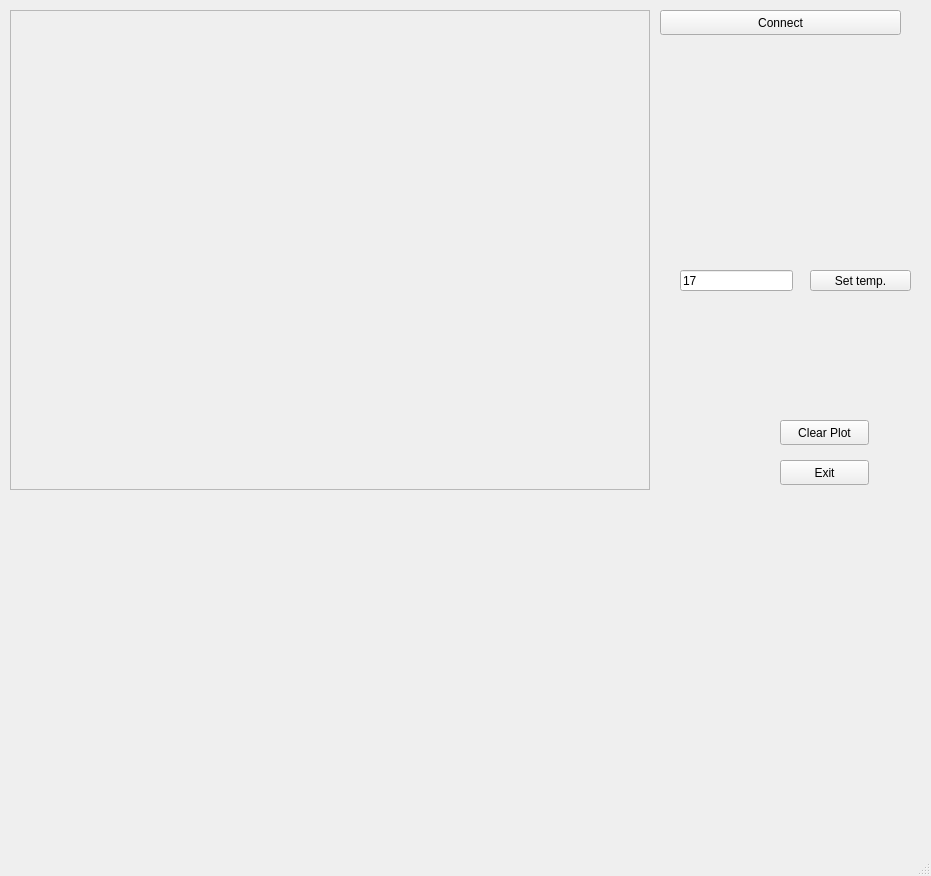
Qt form src/gui/experiment.ui (gfogwill/FrESH) before a commit.
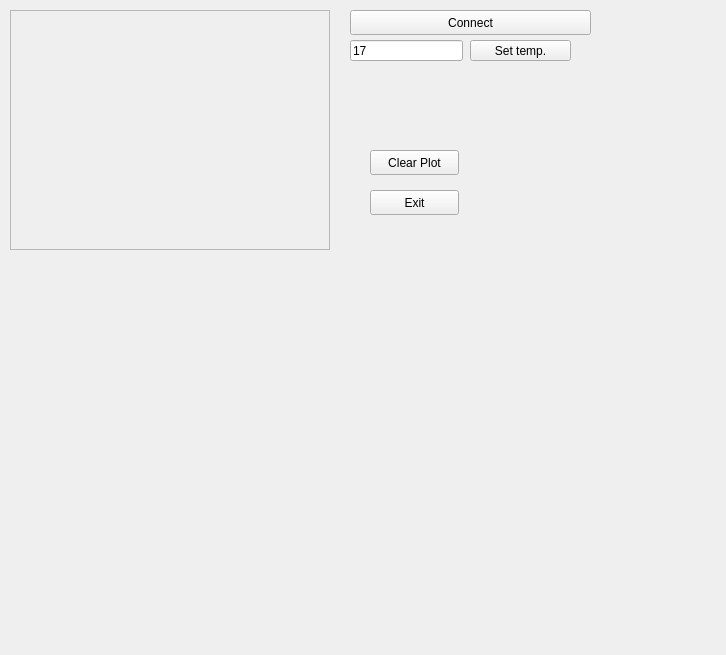
The same form after that commit. Custom widgets are drawn as their Qt base class.

Patch:
```diff
--- a/src/gui/experiment.ui
+++ b/src/gui/experiment.ui
@@ -6,8 +6,8 @@
    <rect>
     <x>0</x>
     <y>0</y>
-    <width>931</width>
-    <height>876</height>
+    <width>726</width>
+    <height>655</height>
    </rect>
   </property>
   <property name="sizePolicy">
@@ -24,17 +24,17 @@
     <property name="geometry">
      <rect>
       <x>10</x>
-      <y>530</y>
-      <width>891</width>
-      <height>251</height>
+      <y>300</y>
+      <width>681</width>
+      <height>301</height>
      </rect>
     </property>
    </widget>
    <widget class="QLineEdit" name="temp_set">
     <property name="geometry">
      <rect>
-      <x>680</x>
-      <y>270</y>
+      <x>350</x>
+      <y>40</y>
       <width>113</width>
       <height>21</height>
      </rect>
@@ -46,7 +46,7 @@
    <widget class="QPushButton" name="connectButton">
     <property name="geometry">
      <rect>
-      <x>660</x>
+      <x>350</x>
       <y>10</y>
       <width>241</width>
       <height>25</height>
@@ -59,8 +59,8 @@
    <widget class="QPushButton" name="exitButton">
     <property name="geometry">
      <rect>
-      <x>780</x>
-      <y>460</y>
+      <x>370</x>
+      <y>190</y>
       <width>89</width>
       <height>25</height>
      </rect>
@@ -72,8 +72,8 @@
    <widget class="QPushButton" name="clearPlotButton">
     <property name="geometry">
      <rect>
-      <x>780</x>
-      <y>420</y>
+      <x>370</x>
+      <y>150</y>
       <width>89</width>
       <height>25</height>
      </rect>
@@ -82,26 +82,13 @@
      <string>Clear Plot</string>
     </property>
    </widget>
-   <widget class="QLabel" name="videoLabel">
-    <property name="geometry">
-     <rect>
-      <x>10</x>
-      <y>10</y>
-      <width>640</width>
-      <height>480</height>
-     </rect>
-    </property>
-    <property name="text">
-     <string/>
-    </property>
-   </widget>
    <widget class="QFrame" name="frameVideo">
     <property name="geometry">
      <rect>
       <x>10</x>
       <y>10</y>
-      <width>640</width>
-      <height>480</height>
+      <width>320</width>
+      <height>240</height>
      </rect>
     </property>
     <property name="frameShape">
@@ -110,12 +97,25 @@
     <property name="frameShadow">
      <enum>QFrame::Raised</enum>
     </property>
+    <widget class="QLabel" name="videoLabel">
+     <property name="geometry">
+      <rect>
+       <x>0</x>
+       <y>0</y>
+       <width>320</width>
+       <height>240</height>
+      </rect>
+     </property>
+     <property name="text">
+      <string/>
+     </property>
+    </widget>
    </widget>
    <widget class="QPushButton" name="setTempButton">
     <property name="geometry">
      <rect>
-      <x>810</x>
-      <y>270</y>
+      <x>470</x>
+      <y>40</y>
       <width>101</width>
       <height>21</height>
      </rect>
@@ -133,17 +133,6 @@
    <zorder>clearPlotButton</zorder>
    <zorder>setTempButton</zorder>
   </widget>
-  <widget class="QMenuBar" name="menubar">
-   <property name="geometry">
-    <rect>
-     <x>0</x>
-     <y>0</y>
-     <width>931</width>
-     <height>22</height>
-    </rect>
-   </property>
-  </widget>
-  <widget class="QStatusBar" name="statusbar"/>
  </widget>
  <customwidgets>
   <customwidget>
```
Left out of the diff: 3 changed lines with no effect on the pictures.
